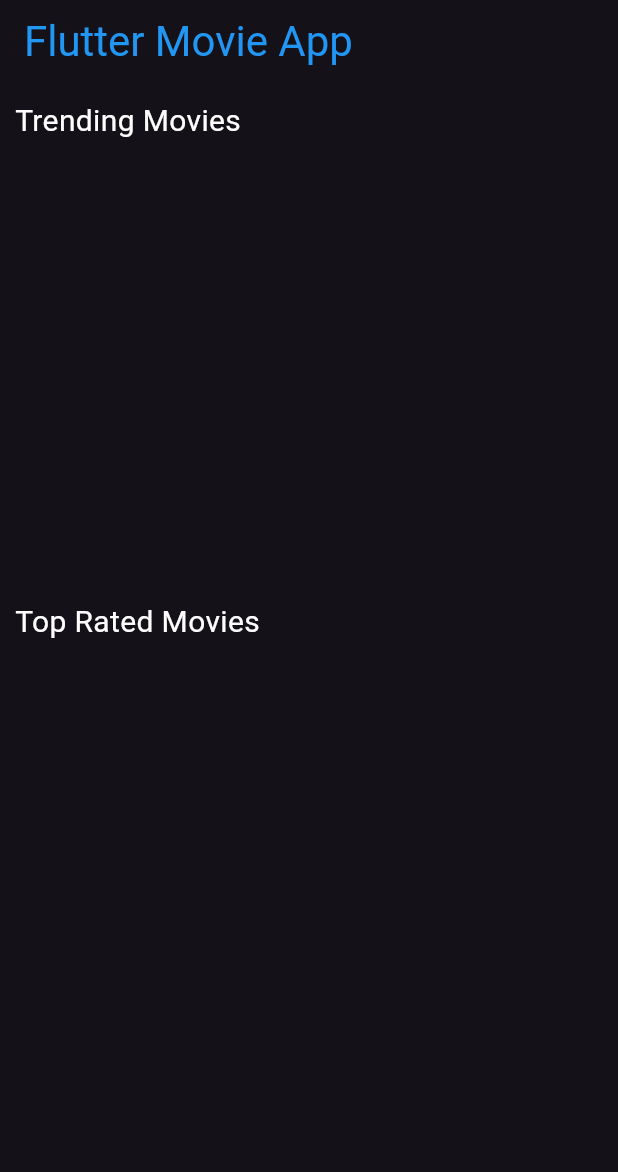
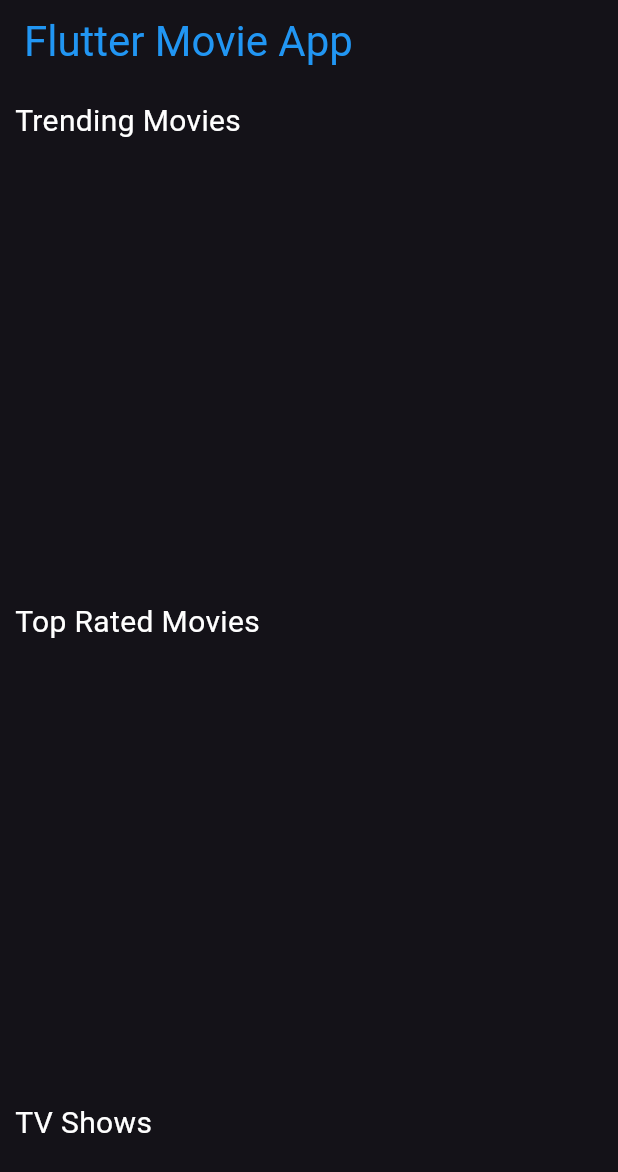
Before and after one commit to AtharvaParadkar/TMDB-App, a Flutter app: the screen it shows after launch, on a phone screen of 412 x 824 dp. Shown: the top 1172 px of the screen. Run offline on Flutter 3.47's test engine with Material 3 defaults, Android fonts, the phone set to English and light mode, and no system bars; our stand-ins replace google_fonts; missing offline and left inert: tmdb_api.

Commit message:
TV Shows

```diff
--- a/lib/main.dart
+++ b/lib/main.dart
@@ -8,6 +8,7 @@ import 'package:tmdb_api/tmdb_api.dart';
 import 'package:tmdb_app/utils/text.dart';
 import 'package:tmdb_app/widgets/toprated.dart';
 import 'package:tmdb_app/widgets/trending.dart';
+import 'package:tmdb_app/widgets/tv.dart';
 
 void main() => runApp(const MyApp());
 
@@ -63,7 +64,7 @@ class _HomeState extends State<Home> {
         topRatedMovies = topRatedResult['results'];
         tv = tvResult['results'];
       });
-      print(trendingMovies);
+      print(tv);
     } catch (e) {
       print('Error fetching movies: $e');
     }
@@ -84,6 +85,7 @@ class _HomeState extends State<Home> {
         children: [
           TrendingMovies(trending: trendingMovies),
           TopRatedMovies(topRated: topRatedMovies),
+          TV(tv: tv),
         ],
       ),
     );
--- /dev/null
+++ b/lib/widgets/tv.dart
@@ -0,0 +1,59 @@
+import 'package:flutter/material.dart';
+import 'package:tmdb_app/utils/text.dart';
+
+class TV extends StatelessWidget {
+  const TV({super.key, required this.tv});
+
+  final List tv;
+
+  @override
+  Widget build(BuildContext context) {
+    return Container(
+      padding: const EdgeInsets.all(10),
+      child: Column(
+        crossAxisAlignment: CrossAxisAlignment.start,
+        children: [
+          const MovieText(text: 'TV Shows', color: Colors.white, size: 20),
+          const SizedBox(height: 15),
+          SizedBox(
+            height: 230,
+            child: ListView.builder(
+              scrollDirection: Axis.horizontal,
+              itemCount: tv.length,
+              itemBuilder: (ctx, i) => InkWell(
+                onTap: () {},
+                child: Container(
+                  padding: const EdgeInsets.all(5),
+                  width: 250,
+                  child: Column(
+                    children: [
+                      Container(
+                        width: 250,
+                        height: 150,
+                        decoration: BoxDecoration(
+                          borderRadius: BorderRadius.circular(20),
+                          image: DecorationImage(
+                            image: NetworkImage(
+                              'https://image.tmdb.org/t/p/w500${tv[i]['backdrop_path']}',
+                            ),
+                            fit: BoxFit.cover,
+                          ),
+                        ),
+                      ),
+                      const SizedBox(height: 10),
+                      MovieText(
+                        text: tv[i]['original_name'] ?? 'Loading',
+                        color: Colors.white,
+                        size: 16,
+                      )
+                    ],
+                  ),
+                ),
+              ),
+            ),
+          ),
+        ],
+      ),
+    );
+  }
+}
```
